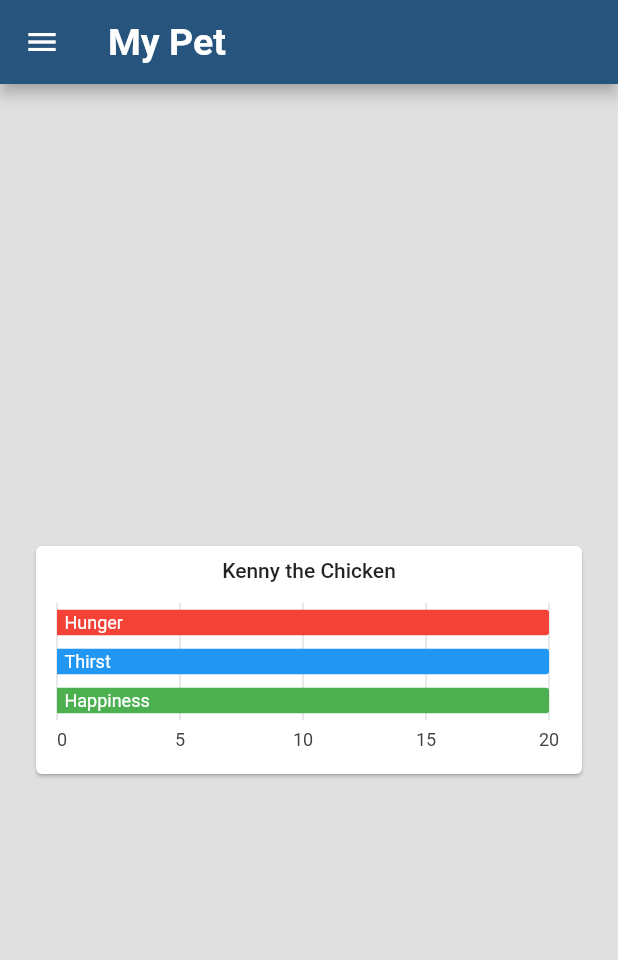
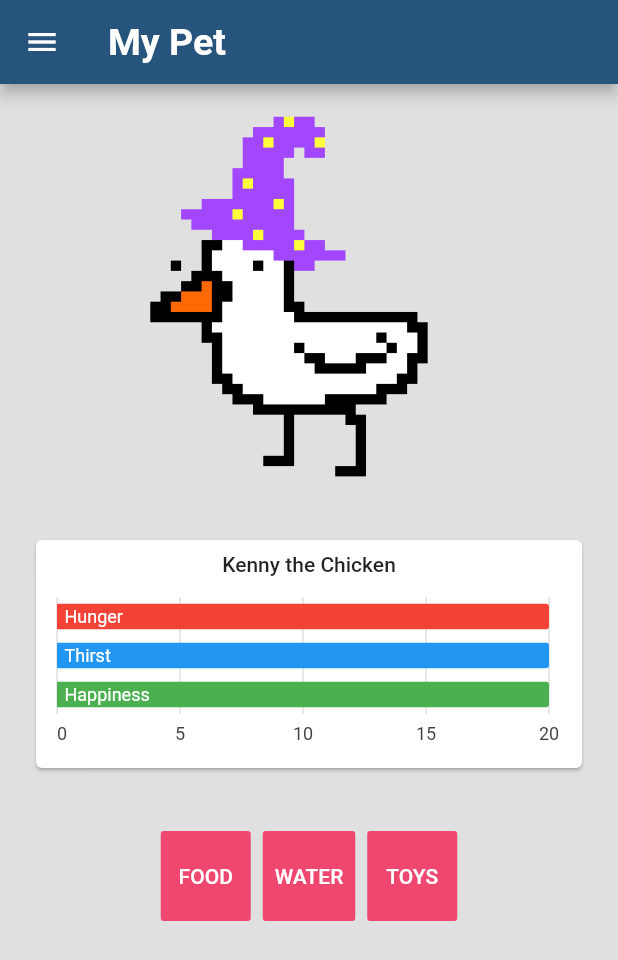
Before and after one commit to Hannah-Ashna/Task-Keeper, a Flutter app: the Pet screen opened directly, on a phone screen of 412 x 824 dp. Shown: the top 960 px of the screen. Run offline on Flutter 3.47's test engine with Material 2 defaults, Android fonts, the phone set to English and light mode, and no system bars; our stand-ins replace charts_flutter, sqflite; accounts and stored records are empty; Roboto replaces fonts that are missing (Aleo).

Commit message:
Setup Pet Page Structure

```diff
--- a/task_keeper/lib/Pet.dart
+++ b/task_keeper/lib/Pet.dart
@@ -4,7 +4,6 @@ import 'Tasks.dart';
 import 'PetStore.dart';
 import 'package:charts_flutter/flutter.dart' as charts;
 import 'package:task_keeper/PetDataModel.dart';
-import 'package:flutter/material.dart';
 
 class Pet extends StatelessWidget {
   final List<PetDataModel> data = [
@@ -114,7 +113,54 @@ class Pet extends StatelessWidget {
       ),
 
       body: Center(
-        child: PetChart(data: data),
+        child: new Column (
+          children: <Widget>[
+            Container(
+              margin: EdgeInsets.all(15),
+              child: Image.asset("Images/Pet.png", width: 250, height: 250),
+            ),
+
+            Container(
+              child: PetChart(data: data),
+            ),
+
+            Container(
+              child: Column(
+                children: <Widget>[
+                  Padding(
+                    padding: EdgeInsets.all(10),
+                    child: new ButtonBar(
+                      mainAxisSize: MainAxisSize.min,
+                      children: <Widget>[
+                        FlatButton(
+                          height: 60,
+                          minWidth: 60,
+                          child: Text("FOOD"),
+                          color: Color(0xFFEF476F),
+                          onPressed: () {/** */},
+                        ),
+                        FlatButton(
+                          height: 60,
+                          minWidth: 60,
+                          child: Text("WATER"),
+                          color: Color(0xFFEF476F),
+                          onPressed: () {/** */},
+                        ),
+                        FlatButton(
+                          height: 60,
+                          minWidth: 60,
+                          child: Text("TOYS"),
+                          color: Color(0xFFEF476F),
+                          onPressed: () {},
+                        ),
+                      ],
+                    ),
+                  ),
+                ],
+              ),
+            ),
+          ],
+        ),
       ),
     );
   }
```
